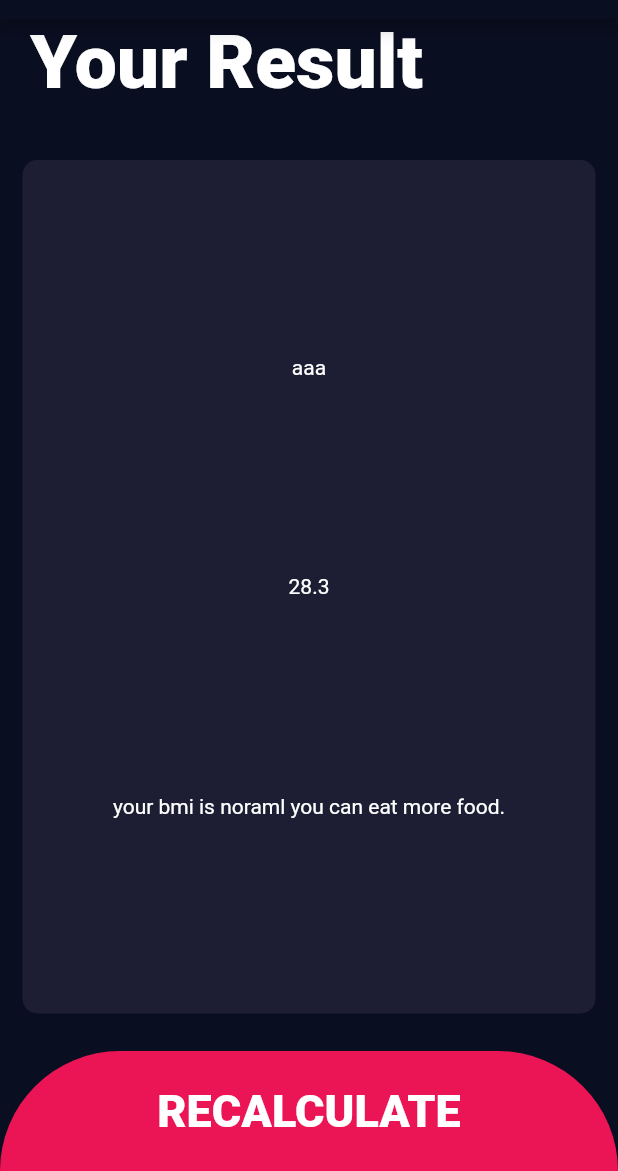
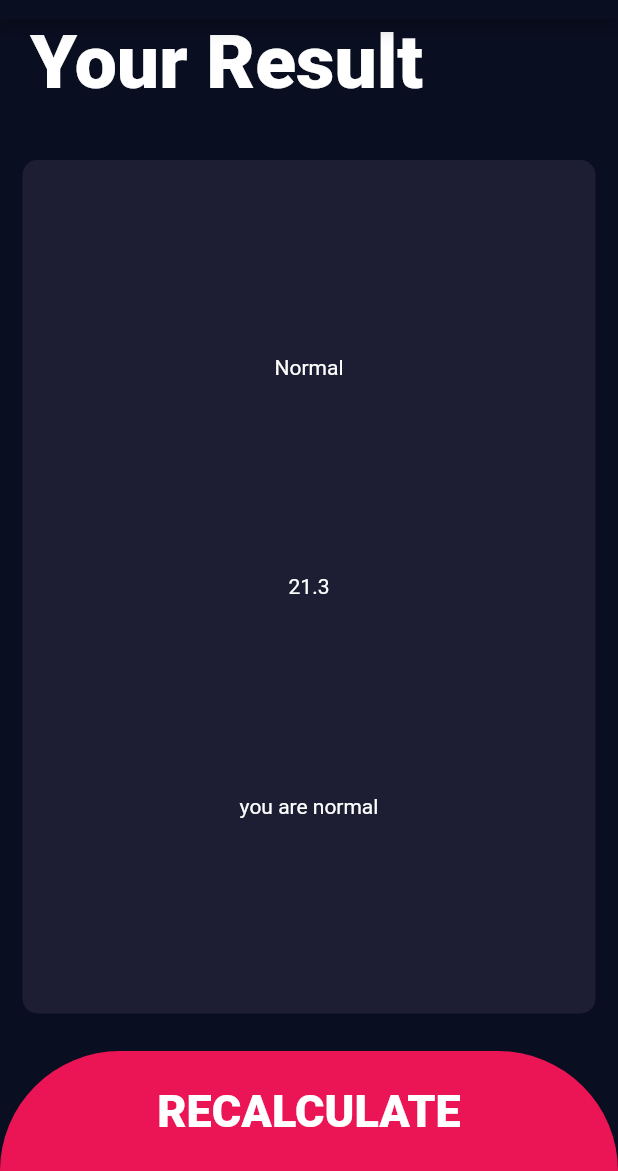
Before and after one commit to alikazemidev/bmi_flutter_20dayschallenge, a Flutter app: the screen it shows after launch, after a tap on "CALCULATE", on a phone screen of 412 x 824 dp, the part 65-1236 px from its top. Run offline on Flutter 3.47's test engine with Material 2 defaults, Android fonts, the phone set to English and light mode, and no system bars; our stand-ins replace font_awesome_flutter; statements that could not run were skipped.

Commit message:
complete app

```diff
--- /dev/null
+++ b/lib/calculator_brain.dart
@@ -0,0 +1,33 @@
+import 'dart:math';
+
+class CalculatorBrain {
+  final int height;
+  final int weight;
+  double? _bmi;
+  CalculatorBrain({required this.height, required this.weight});
+
+  String calculateBMI() {
+    _bmi = weight / pow(height / 100, 2);
+    return _bmi!.toStringAsFixed(1);
+  }
+
+  String getResult() {
+    if (_bmi! >= 25) {
+      return 'overweight';
+    } else if (_bmi! > 18.5) {
+      return 'Normal';
+    } else {
+      return 'Underweight';
+    }
+  }
+
+  String getResultText() {
+    if (_bmi! >= 25) {
+      return 'you should eat less';
+    } else if (_bmi! > 18.5) {
+      return 'you are normal';
+    } else {
+      return 'you should eat more';
+    }
+  }
+}
--- a/lib/screens/home_page.dart
+++ b/lib/screens/home_page.dart
@@ -1,6 +1,7 @@
 import 'package:bmi_flutter_20dayschallenge/constants/style&color.dart';
 import 'package:flutter/material.dart';
 import 'package:font_awesome_flutter/font_awesome_flutter.dart';
+import '../calculator_brain.dart';
 import '../widgets/icon_content.dart';
 import '../widgets/reusable_card.dart';
 import 'result_page.dart';
@@ -202,10 +203,16 @@ class _HomePageState extends State<HomePage> {
           ),
           GestureDetector(
             onTap: () {
+              CalculatorBrain calc =
+                  CalculatorBrain(height: height, weight: weight);
+              print(calc.calculateBMI());
               Navigator.push(
                 context,
                 MaterialPageRoute(
-                  builder: (context) => ResultPage(),
+                  builder: (context) => ResultPage(
+                      bmi: calc.calculateBMI(),
+                      bmiResult: calc.getResult(),
+                      bmiBodyText: calc.getResultText()),
                 ),
               );
             },
--- a/lib/screens/result_page.dart
+++ b/lib/screens/result_page.dart
@@ -1,8 +1,17 @@
+import 'package:bmi_flutter_20dayschallenge/calculator_brain.dart';
 import 'package:bmi_flutter_20dayschallenge/constants/style&color.dart';
 import 'package:bmi_flutter_20dayschallenge/widgets/reusable_card.dart';
 import 'package:flutter/material.dart';
 
 class ResultPage extends StatelessWidget {
+  final String bmi, bmiResult, bmiBodyText;
+
+  const ResultPage({
+    super.key,
+    required this.bmiResult,
+    required this.bmiBodyText,
+    required this.bmi,
+  });
   @override
   Widget build(BuildContext context) {
     return Scaffold(
@@ -29,15 +38,15 @@ class ResultPage extends StatelessWidget {
               mainAxisAlignment: MainAxisAlignment.spaceEvenly,
               children: [
                 Text(
-                  'aaa',
+                  bmiResult,
                   style: kResultTextStyle,
                 ),
                 Text(
-                  '28.3',
+                  bmi,
                   style: kBMITextStyle,
                 ),
                 Text(
-                  'your bmi is noraml you can eat more food.',
+                  bmiBodyText,
                   textAlign: TextAlign.center,
                   style: kBodyTextStyle,
                 ),
```
